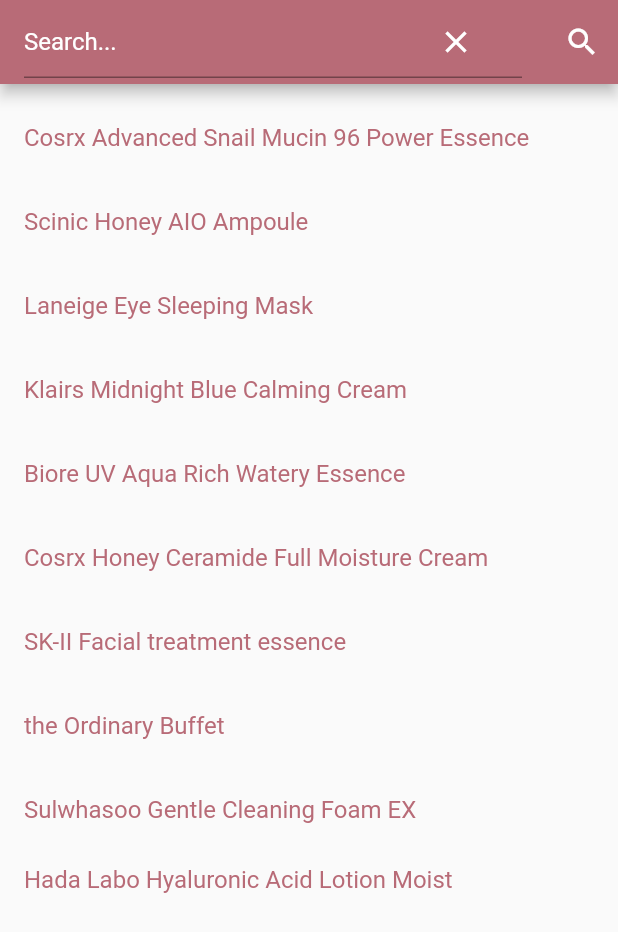
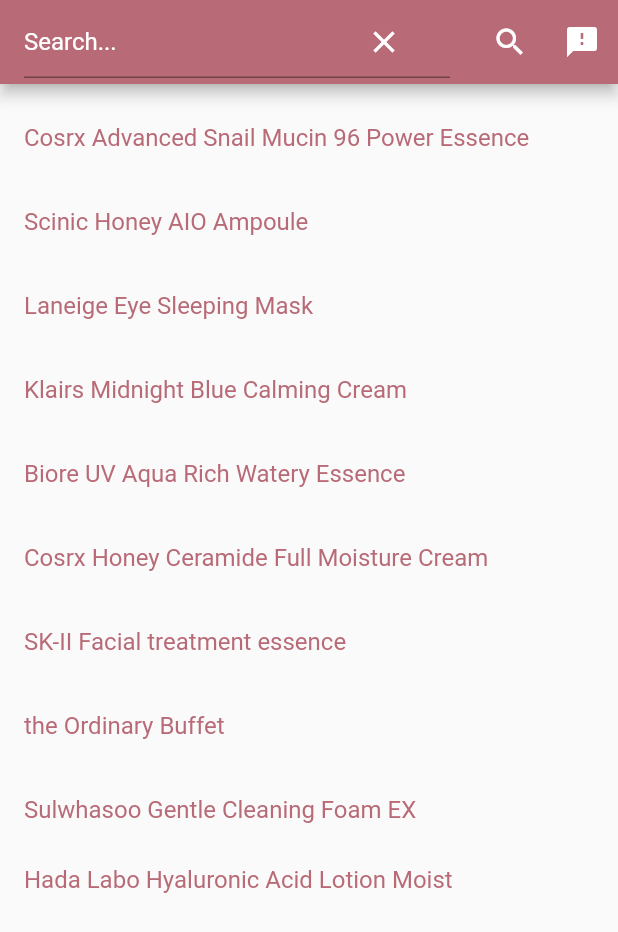
Before and after one commit to Caffa/Clarity, a Flutter app: the screen it shows after launch, after a tap on the "search" icon, on a phone screen of 412 x 824 dp. Shown: the top 932 px of the screen. Run offline on Flutter 3.47's test engine with Material 2 defaults, Android fonts, the phone set to English and light mode, and no system bars.

Commit message:
added feedback icon

```diff
--- a/clarity/lib/search.dart
+++ b/clarity/lib/search.dart
@@ -2,6 +2,7 @@
 import 'dart:async' show Future;
 import 'package:flutter/services.dart' show rootBundle;
 import 'results.dart';
+import 'feedback.dart';
 
 final TextEditingController searchQuery = new TextEditingController();
 
@@ -61,10 +62,6 @@
     try {
       String body = await loadAsset();
       List<String> items = body.split("`");
-      /*for (String i in items) {
-        print(i);
-        print(i.length);
-      }*/
       return items;
     } catch (e) {
       return null;
@@ -108,7 +105,11 @@
   }
 
   Widget buildBar(BuildContext context) {
-    return new AppBar(centerTitle: true, title: appBarTitle, backgroundColor: new Color(0xffb86b77), actions: <Widget>[
+    return new AppBar(
+        centerTitle: true,
+        title: appBarTitle,
+        backgroundColor: new Color(0xffb86b77),
+        actions: <Widget>[
           new IconButton(
             icon: Icon(Icons.search),
             onPressed: () {
@@ -140,6 +141,8 @@
               });
             },
           ),
+          new IconButton(
+              icon: Icon(Icons.feedback), onPressed: _handleFeedback),
         ]);
   }
 
@@ -166,6 +169,13 @@
       MaterialPageRoute(builder: (context) => ResultsPage(searchQuery.text)),
     );
   }
+
+  void _handleFeedback() {
+    Navigator.push(
+      context,
+      MaterialPageRoute(builder: (context) => FeedbackPage()),
+    );
+  }
 }
 
 class ChildItem extends StatelessWidget {
@@ -176,7 +186,8 @@
   @override
   Widget build(BuildContext context) {
     return new ListTile(
-        title: new Text(this.name, style: new TextStyle(
+        title: new Text(this.name,
+            style: new TextStyle(
               color: new Color(0xffb86b77),
             )),
         onTap: () {
```
Lines whose indentation alone changed are shown as unchanged.
